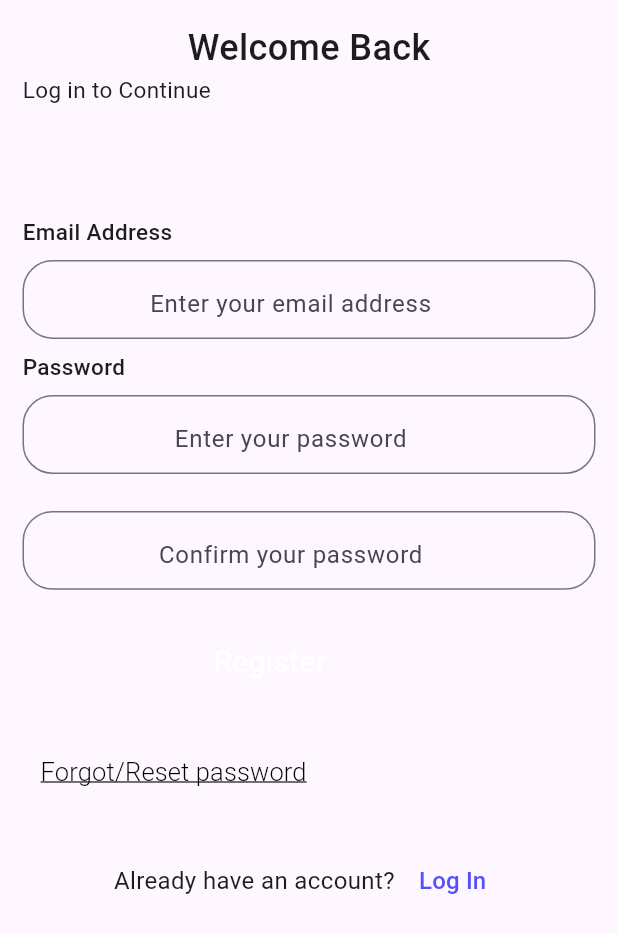
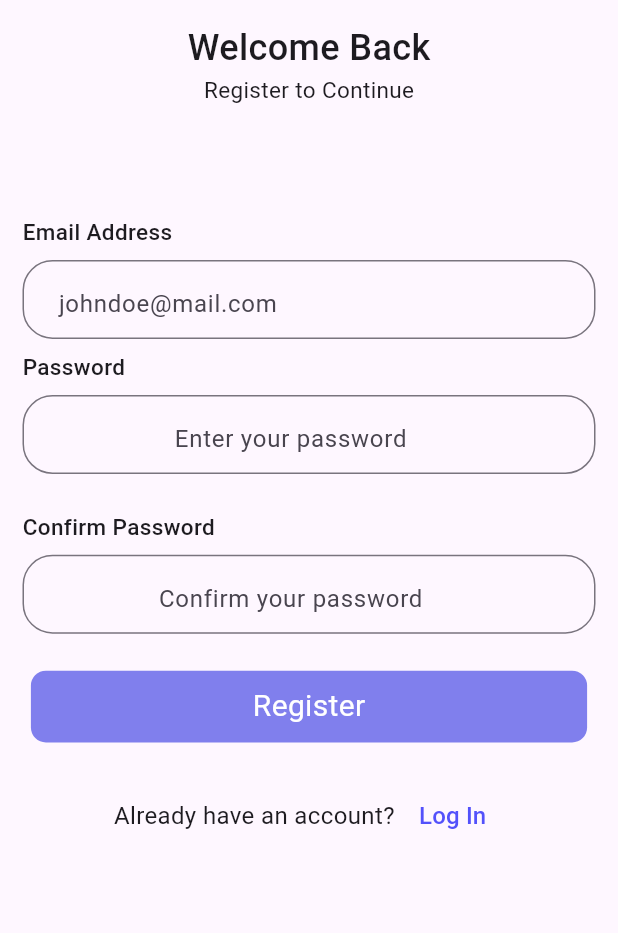
Before and after one commit to Ashisoma/yala, a Flutter app: the screen it shows after launch, after a tap on "Join Us", on a phone screen of 412 x 824 dp. Shown: the top 933 px of the screen. Run offline on Flutter 3.47's test engine with Material 3 defaults, Android fonts, the phone set to English and light mode, and no system bars; our stand-ins replace flutter_otp_text_field, get.

Commit message:
ui: recreate

```diff
--- a/lib/auth/login_screen.dart
+++ b/lib/auth/login_screen.dart
@@ -38,13 +38,6 @@ class _LoginScreenState extends State<LoginScreen> {
                     ),
                   ),
                 ),
-                const Text(
-                  "Log in to Continue",
-                  style: TextStyle(
-                    fontWeight: FontWeight.w400,
-                    fontSize: 15,
-                  ),
-                ),
                 SizedBox(
                   height: MediaQuery.of(context).size.height * 0.09,
                 ),
@@ -58,19 +51,11 @@ class _LoginScreenState extends State<LoginScreen> {
                 SizedBox(
                   height: MediaQuery.of(context).size.height * 0.01,
                 ),
-                TextField(
+                TextFormField(
                   controller: emailCtrler,
-      textAlign: TextAlign.center,
                   decoration: InputDecoration(
-        contentPadding: const EdgeInsets.fromLTRB(20, 10, 20, 12),
+                    hintText: "johndoe@mail.com",
 
-        hintText: "Enter your email address",
-        suffix: InkWell(
-          onTap: _togglePasswordView,
-          child:const  Icon(
-            Icons.email_outlined
-          ),
-        ),
                     border: OutlineInputBorder(
                       borderRadius: BorderRadius.circular(20.0),
                     ),
@@ -94,13 +79,11 @@ class _LoginScreenState extends State<LoginScreen> {
                 SizedBox(
                   height: MediaQuery.of(context).size.height * 0.03,
                 ),
-
                 GestureDetector(
                   onTap: () {
                     Navigator.of(context).push(
                       MaterialPageRoute(
-                        builder: (BuildContext context) =>
-                            const HomeScreen(),
+                        builder: (BuildContext context) => const HomeScreen(),
                       ),
                     );
                   },
@@ -108,7 +91,7 @@ class _LoginScreenState extends State<LoginScreen> {
                     height: MediaQuery.of(context).size.height * 0.06,
                     decoration: BoxDecoration(
                       borderRadius: BorderRadius.circular(20),
-                      color: MyColors.bluish_clr,
+                      color: MyColors.logoClr,
                     ),
                     child: const Center(
                       child: Text(
@@ -128,7 +111,8 @@ class _LoginScreenState extends State<LoginScreen> {
                   onPressed: () {
                     Navigator.of(context).push(
                       MaterialPageRoute(
-                        builder: (BuildContext context) => const ForgotPasswScreen(),
+                        builder: (BuildContext context) =>
+                            const ForgotPasswScreen(),
                       ),
                     );
                   },
@@ -201,14 +185,12 @@ class _LoginScreenState extends State<LoginScreen> {
   }
 
   Widget passwordField() {
-    return TextField(
+    return TextFormField(
       obscureText: _isHidden,
       controller: passwordEditCtler,
-      textAlign: TextAlign.center,
       decoration: InputDecoration(
-        contentPadding: const EdgeInsets.fromLTRB(20, 10, 20, 12),
+        contentPadding: const EdgeInsets.fromLTRB(20, 12, 20, 12),
 
-        hintText: "Enter your password",
         suffix: InkWell(
           onTap: _togglePasswordView,
           child: Icon(
--- a/lib/auth/otp_screen.dart
+++ b/lib/auth/otp_screen.dart
@@ -111,7 +111,7 @@ class _OtpScreenState extends State<OtpScreen> {
                   height: MediaQuery.of(context).size.height * 0.06,
                   decoration: BoxDecoration(
                     borderRadius: BorderRadius.circular(20),
-                    color: MyColors.bluish_clr,
+                    color: MyColors.logoClr,
                   ),
                   child: const Center(
                     child: Text(
--- a/lib/auth/register_screen.dart
+++ b/lib/auth/register_screen.dart
@@ -2,6 +2,7 @@ import 'package:flutter/material.dart';
 import 'package:get/get.dart';
 import 'package:yala/auth/forgot_pass_screen.dart';
 import 'package:yala/auth/login_screen.dart';
+import 'package:yala/screens/home_screen.dart';
 import 'package:yala/widgets/color.dart';
 
 class RegisterScreen extends StatefulWidget {
@@ -23,7 +24,8 @@ class _RegisterScreenState extends State<RegisterScreen> {
   @override
   Widget build(BuildContext context) {
     return Scaffold(
-      body: SingleChildScrollView(
+      body: SafeArea(
+        child: SingleChildScrollView(
           child: Container(
             padding: const EdgeInsets.symmetric(
               vertical: 15.0,
@@ -41,11 +43,13 @@ class _RegisterScreenState extends State<RegisterScreen> {
                     ),
                   ),
                 ),
-              const Text(
-                "Log in to Continue",
+                const Center(
+                  child: Text(
+                    "Register to Continue",
                     style: TextStyle(
                       fontWeight: FontWeight.w400,
                       fontSize: 15,
+                    ),
                   ),
                 ),
                 SizedBox(
@@ -63,15 +67,11 @@ class _RegisterScreenState extends State<RegisterScreen> {
                 ),
                 TextField(
                   controller: emailCtrler,
-                textAlign: TextAlign.center,
                   decoration: InputDecoration(
                     contentPadding: const EdgeInsets.fromLTRB(20, 10, 20, 12),
 
-                  hintText: "Enter your email address",
-                  suffix: InkWell(
-                    onTap: _togglePasswordView,
-                    child: const Icon(Icons.email_outlined),
-                  ),
+                    hintText: "johndoe@mail.com",
+                    suffix: const Icon(Icons.email_outlined),
                     border: OutlineInputBorder(
                       borderRadius: BorderRadius.circular(20.0),
                     ),
@@ -116,6 +116,16 @@ class _RegisterScreenState extends State<RegisterScreen> {
                 SizedBox(
                   height: MediaQuery.of(context).size.height * 0.03,
                 ),
+                const Text(
+                  "Confirm Password",
+                  style: TextStyle(
+                    fontWeight: FontWeight.w500,
+                    fontSize: 15,
+                  ),
+                ),
+                SizedBox(
+                  height: MediaQuery.of(context).size.height * 0.01,
+                ),
                 TextField(
                   obscureText: confHidden,
                   controller: confPasswordEditCtler,
@@ -141,12 +151,16 @@ class _RegisterScreenState extends State<RegisterScreen> {
                 SizedBox(
                   height: MediaQuery.of(context).size.height * 0.03,
                 ),
-              GestureDetector(
+                Center(
+                  child: GestureDetector(
+                    onTap: () {
+                      Get.to(() => HomeScreen());
+                    },
                     child: Container(
-                  width: MediaQuery.of(context).size.width * 0.8,
+                      width: MediaQuery.of(context).size.width * 0.9,
                       height: MediaQuery.of(context).size.height * 0.058,
                       decoration: BoxDecoration(
-                    // color: ThemeColours.reddishClr,
+                        color: MyColors.end_clr,
                         borderRadius: BorderRadius.circular(10.0),
                       ),
                       child: const Center(
@@ -159,22 +173,6 @@ class _RegisterScreenState extends State<RegisterScreen> {
                           ),
                         ),
                       ),
-                ),
-              ),
-              SizedBox(
-                height: MediaQuery.of(context).size.height * 0.03,
-              ),
-              TextButton(
-                onPressed: () async {
-                  await Get.to(() => const ForgotPasswScreen());
-                },
-                child: const Text(
-                  'Forgot/Reset password',
-                  style: TextStyle(
-                    decoration: TextDecoration.underline,
-                    fontWeight: FontWeight.w300,
-                    fontSize: 17.0,
-                    color: Colors.black,
                     ),
                   ),
                 ),
@@ -211,6 +209,7 @@ class _RegisterScreenState extends State<RegisterScreen> {
             ),
           ),
         ),
+      ),
     );
   }
 
--- a/lib/auth/verfied_otp_screen.dart
+++ b/lib/auth/verfied_otp_screen.dart
@@ -1,7 +1,6 @@
 import 'package:flutter/material.dart';
 import 'package:yala/screens/home_screen.dart';
 import 'package:yala/widgets/color.dart';
-
 
 class VerifiedOtpScreen extends StatelessWidget {
   const VerifiedOtpScreen({super.key});
@@ -54,8 +53,7 @@ class VerifiedOtpScreen extends StatelessWidget {
                   // GO TO PAYMENT SCREEN
                   Navigator.of(context).push(
                     MaterialPageRoute(
-                      builder: (BuildContext context) =>
-                          const HomeScreen(),
+                      builder: (BuildContext context) => const HomeScreen(),
                     ),
                   );
                 },
@@ -63,7 +61,7 @@ class VerifiedOtpScreen extends StatelessWidget {
                   height: MediaQuery.of(context).size.height * 0.06,
                   decoration: BoxDecoration(
                     borderRadius: BorderRadius.circular(20),
-                    color: MyColors.bluish_clr,
+                    color: MyColors.logoClr,
                   ),
                   child: const Center(
                     child: Text(
--- a/lib/main.dart
+++ b/lib/main.dart
@@ -1,6 +1,7 @@
 import 'package:flutter/material.dart';
 import 'package:get/get.dart';
 import 'package:yala/auth/login_screen.dart';
+import 'package:yala/screens/home_screen.dart';
 
 void main() {
   runApp(const MyApp());
@@ -13,6 +14,7 @@ class MyApp extends StatelessWidget {
   @override
   Widget build(BuildContext context) {
     return GetMaterialApp(
+      debugShowCheckedModeBanner: false,
       title: 'Flutter Demo',
       theme: ThemeData(
         // colorScheme: ColorScheme.fromSeed(seedColor: Colors.deepPurple),
--- a/lib/widgets/color.dart
+++ b/lib/widgets/color.dart
@@ -1,11 +1,10 @@
 import 'package:flutter/widgets.dart';
 
 class MyColors {
-  static const bluish_clr = Color(0xff5351FB);
-  static const dark_bluish_clr = Color(0xff070840);
+  static const logoClr = Color(0xff2596be);
+  static const dark_logoClr = Color(0xff070840);
   static const red_clr = Color(0xffE00E0E);
   static const begin_clr = Color(0xff5351FB);
   static const end_clr = Color.fromARGB(255, 128, 127, 237);
   static const back_end_clr = Color.fromARGB(255, 178, 177, 221);
-
 }
--- a/pubspec.yaml
+++ b/pubspec.yaml
@@ -64,8 +64,8 @@ flutter:
   uses-material-design: true
 
   # To add assets to your application, add an assets section, like this:
-  # assets:
-  #   - images/a_dot_burr.jpeg
+  assets:
+    - images/
   #   - images/a_dot_ham.jpeg
 
   # An image asset can refer to one or more resolution-specific "variants", see
```
Also changed, not shown: lib/models/card_items.dart (added, +8 -0 lines), lib/screens/home_screen.dart (+117 -31 lines), lib/widgets/custom_widgets.dart (+202 -0 lines), images/icon.png (added), images/yala.png (added). Lines whose indentation alone changed are shown as unchanged.
